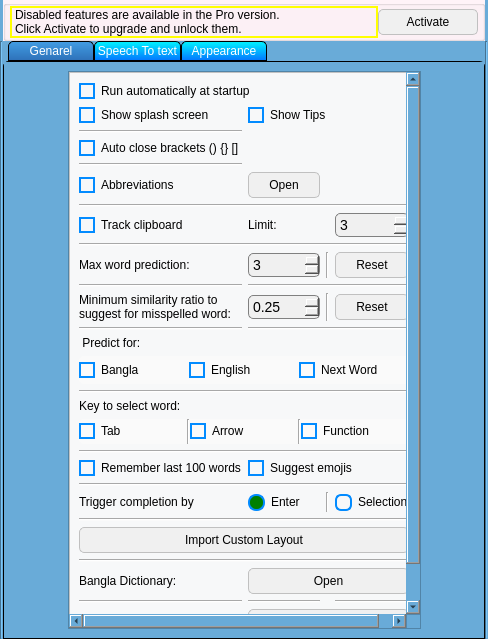
The window that Uis/Options.ui (nabil-bot/Stable-Updates) describes before a commit, drawn with Qt 5.
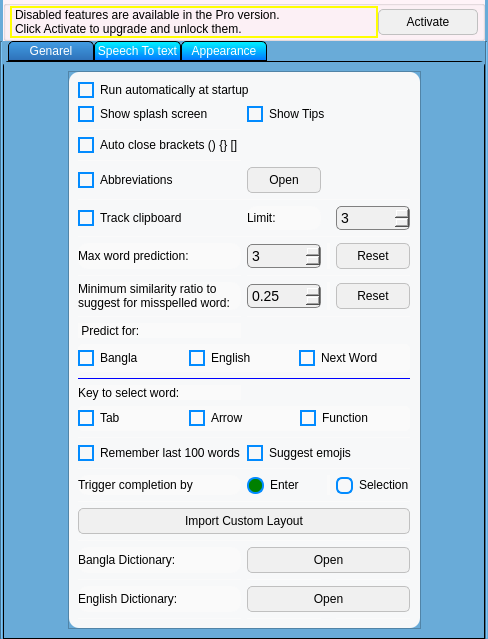
The same window after the commit. Icons and pictures are not drawn.

```diff
--- a/Uis/Options.ui
+++ b/Uis/Options.ui
@@ -325,9 +325,9 @@
            <property name="geometry">
             <rect>
              <x>0</x>
-             <y>0</y>
+             <y>-8</y>
              <width>351</width>
-             <height>595</height>
+             <height>567</height>
             </rect>
            </property>
            <layout class="QGridLayout" name="gridLayout_7">
@@ -355,10 +355,7 @@
                </size>
               </property>
               <property name="styleSheet">
-               <string notr="true">QFrame{	
-background-color: rgba(250, 250, 250, 250);
-}
-
+               <string notr="true">
 QLineEdit{
 background-color: rgb(255, 255, 255);
 }
@@ -378,10 +375,15 @@
 background-color: rgb(200, 200, 200);
 	font: 75 12pt &quot;MS Shell Dlg 2&quot;;
 }
+
+QFrame{	
+background-color: rgba(250, 250, 250, 250);
+border-radius: 10px;
+}
 Line{
 color: rgb(175, 175, 175);
+	background-color: rgb(0, 0, 255);
 }
-
 </string>
               </property>
               <property name="frameShape">
@@ -433,6 +435,12 @@
                   </item>
                   <item>
                    <widget class="Line" name="line_34">
+                    <property name="maximumSize">
+                     <size>
+                      <width>1</width>
+                      <height>16777215</height>
+                     </size>
+                    </property>
                     <property name="orientation">
                      <enum>Qt::Vertical</enum>
                     </property>
@@ -450,6 +458,12 @@
                   </item>
                   <item>
                    <widget class="Line" name="line_31">
+                    <property name="maximumSize">
+                     <size>
+                      <width>1</width>
+                      <height>16777215</height>
+                     </size>
+                    </property>
                     <property name="orientation">
                      <enum>Qt::Vertical</enum>
                     </property>
@@ -556,6 +570,12 @@
                </item>
                <item row="8" column="0" colspan="4">
                 <widget class="Line" name="line_5">
+                 <property name="maximumSize">
+                  <size>
+                   <width>16777215</width>
+                   <height>1</height>
+                  </size>
+                 </property>
                  <property name="orientation">
                   <enum>Qt::Horizontal</enum>
                  </property>
@@ -570,6 +590,12 @@
                </item>
                <item row="25" column="0" colspan="4">
                 <widget class="Line" name="line_27">
+                 <property name="maximumSize">
+                  <size>
+                   <width>16777215</width>
+                   <height>1</height>
+                  </size>
+                 </property>
                  <property name="orientation">
                   <enum>Qt::Horizontal</enum>
                  </property>
@@ -584,6 +610,12 @@
                </item>
                <item row="6" column="0" colspan="4">
                 <widget class="Line" name="line_8">
+                 <property name="maximumSize">
+                  <size>
+                   <width>16777215</width>
+                   <height>1</height>
+                  </size>
+                 </property>
                  <property name="orientation">
                   <enum>Qt::Horizontal</enum>
                  </property>
@@ -612,6 +644,12 @@
                </item>
                <item row="10" column="1" colspan="3">
                 <widget class="Line" name="line_22">
+                 <property name="maximumSize">
+                  <size>
+                   <width>16777215</width>
+                   <height>1</height>
+                  </size>
+                 </property>
                  <property name="orientation">
                   <enum>Qt::Horizontal</enum>
                  </property>
@@ -619,6 +657,12 @@
                </item>
                <item row="23" column="0" colspan="4">
                 <widget class="Line" name="line_40">
+                 <property name="maximumSize">
+                  <size>
+                   <width>16777215</width>
+                   <height>1</height>
+                  </size>
+                 </property>
                  <property name="orientation">
                   <enum>Qt::Horizontal</enum>
                  </property>
@@ -633,6 +677,12 @@
                </item>
                <item row="29" column="1">
                 <widget class="Line" name="line_19">
+                 <property name="maximumSize">
+                  <size>
+                   <width>16777215</width>
+                   <height>1</height>
+                  </size>
+                 </property>
                  <property name="orientation">
                   <enum>Qt::Horizontal</enum>
                  </property>
@@ -660,6 +710,12 @@
                </item>
                <item row="4" column="0">
                 <widget class="Line" name="line_24">
+                 <property name="maximumSize">
+                  <size>
+                   <width>16777215</width>
+                   <height>1</height>
+                  </size>
+                 </property>
                  <property name="orientation">
                   <enum>Qt::Horizontal</enum>
                  </property>
@@ -698,6 +754,12 @@
                </item>
                <item row="19" column="0" colspan="4">
                 <widget class="Line" name="line_28">
+                 <property name="maximumSize">
+                  <size>
+                   <width>16777215</width>
+                   <height>1</height>
+                  </size>
+                 </property>
                  <property name="orientation">
                   <enum>Qt::Horizontal</enum>
                  </property>
@@ -712,6 +774,15 @@
                </item>
                <item row="16" column="0" colspan="4">
                 <widget class="Line" name="line_10">
+                 <property name="maximumSize">
+                  <size>
+                   <width>16777215</width>
+                   <height>1</height>
+                  </size>
+                 </property>
+                 <property name="styleSheet">
+                  <string notr="true">background-color: rgb(0, 0, 255);</string>
+                 </property>
                  <property name="orientation">
                   <enum>Qt::Horizontal</enum>
                  </property>
@@ -726,6 +797,12 @@
                </item>
                <item row="13" column="1" colspan="3">
                 <widget class="Line" name="line_14">
+                 <property name="maximumSize">
+                  <size>
+                   <width>16777215</width>
+                   <height>1</height>
+                  </size>
+                 </property>
                  <property name="orientation">
                   <enum>Qt::Horizontal</enum>
                  </property>
@@ -749,6 +826,12 @@
                </item>
                <item row="13" column="0">
                 <widget class="Line" name="line_7">
+                 <property name="maximumSize">
+                  <size>
+                   <width>16777215</width>
+                   <height>1</height>
+                  </size>
+                 </property>
                  <property name="orientation">
                   <enum>Qt::Horizontal</enum>
                  </property>
@@ -756,6 +839,12 @@
                </item>
                <item row="27" column="0">
                 <widget class="Line" name="line_12">
+                 <property name="maximumSize">
+                  <size>
+                   <width>16777215</width>
+                   <height>1</height>
+                  </size>
+                 </property>
                  <property name="orientation">
                   <enum>Qt::Horizontal</enum>
                  </property>
@@ -784,6 +873,12 @@
                </item>
                <item row="2" column="0">
                 <widget class="Line" name="line_23">
+                 <property name="maximumSize">
+                  <size>
+                   <width>16777215</width>
+                   <height>1</height>
+                  </size>
+                 </property>
                  <property name="orientation">
                   <enum>Qt::Horizontal</enum>
                  </property>
@@ -830,6 +925,12 @@
                </item>
                <item row="21" column="0" colspan="4">
                 <widget class="Line" name="line_6">
+                 <property name="maximumSize">
+                  <size>
+                   <width>16777215</width>
+                   <height>1</height>
+                  </size>
+                 </property>
                  <property name="orientation">
                   <enum>Qt::Horizontal</enum>
                  </property>
@@ -837,6 +938,12 @@
                </item>
                <item row="10" column="0">
                 <widget class="Line" name="line_21">
+                 <property name="maximumSize">
+                  <size>
+                   <width>16777215</width>
+                   <height>1</height>
+                  </size>
+                 </property>
                  <property name="orientation">
                   <enum>Qt::Horizontal</enum>
                  </property>
@@ -854,6 +961,12 @@
                </item>
                <item row="27" column="1">
                 <widget class="Line" name="line_17">
+                 <property name="maximumSize">
+                  <size>
+                   <width>16777215</width>
+                   <height>1</height>
+                  </size>
+                 </property>
                  <property name="orientation">
                   <enum>Qt::Horizontal</enum>
                  </property>
@@ -883,6 +996,12 @@
                </item>
                <item row="29" column="3">
                 <widget class="Line" name="line_20">
+                 <property name="maximumSize">
+                  <size>
+                   <width>16777215</width>
+                   <height>1</height>
+                  </size>
+                 </property>
                  <property name="orientation">
                   <enum>Qt::Horizontal</enum>
                  </property>
@@ -890,6 +1009,12 @@
                </item>
                <item row="27" column="3">
                 <widget class="Line" name="line_18">
+                 <property name="maximumSize">
+                  <size>
+                   <width>16777215</width>
+                   <height>1</height>
+                  </size>
+                 </property>
                  <property name="orientation">
                   <enum>Qt::Horizontal</enum>
                  </property>
@@ -917,6 +1042,12 @@
                </item>
                <item row="29" column="0">
                 <widget class="Line" name="line_13">
+                 <property name="maximumSize">
+                  <size>
+                   <width>16777215</width>
+                   <height>1</height>
+                  </size>
+                 </property>
                  <property name="orientation">
                   <enum>Qt::Horizontal</enum>
                  </property>
```
Left out of the diff: 89 changed lines with no effect on the pictures.
